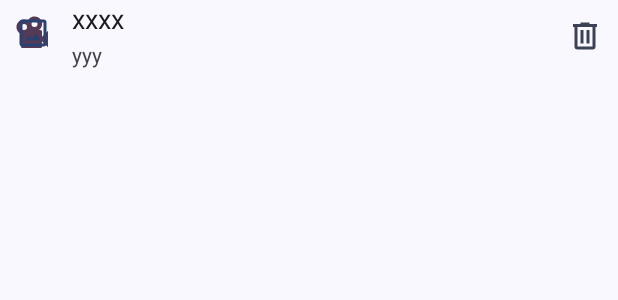
After one commit to toyota-m2k/android-media-editor, an Android app: the layout item_project.xml on its own in the app's theme, with its tools: preview values and no code run, on a phone screen of 412 x 824 dp. The commit adds this screen. Shown: the top 300 px of the screen. Run offline under Robolectric (Android 15) with nearby library versions, the phone set to English and light mode, and no system bars.

Commit message:
feat: move current editing info to Project from LocalData

```diff
--- a/appMediaEditor/build.gradle.kts
+++ b/appMediaEditor/build.gradle.kts
@@ -76,6 +76,7 @@ dependencies {
     implementation(libs.androidx.activity)
     implementation(libs.androidx.constraintlayout)
     implementation(libs.androidx.room.runtime)
+    implementation(libs.androidx.documentfile)
     ksp(libs.androidx.room.compiler)
     implementation(libs.android.dialog)
 
--- /dev/null
+++ b/appMediaEditor/src/main/res/color/color_list_item_background.xml
@@ -0,0 +1,5 @@
+<?xml version="1.0" encoding="utf-8"?>
+<selector xmlns:android="http://schemas.android.com/apk/res/android">
+    <item android:state_selected="true" android:color="?attr/colorPrimaryContainer" />
+    <item android:color="?attr/colorSurface" />
+</selector>
--- /dev/null
+++ b/appMediaEditor/src/main/res/drawable/ic_trash.xml
@@ -0,0 +1,5 @@
+<!-- drawable/filmstrip.xml -->
+<vector xmlns:android="http://schemas.android.com/apk/res/android" android:height="24dp" android:width="24dp"
+    android:viewportWidth="24" android:viewportHeight="24">
+    <path android:fillColor="#000000" android:pathData="M 9 3V 4H 4V 6H 5V 19A 2,2,0,0,0,7,21H 17A 2,2,0,0,0,19,19V 6H 20V 4H 15V 3H 9M 7 6H 17V 19H 7V 6M 9 8V 17H 11V 8H 9M 13 8V 17H 15V 8H 13Z" />
+</vector>
--- /dev/null
+++ b/appMediaEditor/src/main/res/drawable/ic_type_photo.xml
@@ -0,0 +1,3 @@
+<!-- drawable/image.xml --><vector xmlns:android="http://schemas.android.com/apk/res/android"
+    android:height="24dp" android:width="24dp" android:viewportWidth="24" android:viewportHeight="24">
+    <path android:fillColor="#000000" android:pathData="M19,19H5V5H19M19,3H5A2,2 0 0,0 3,5V19A2,2 0 0,0 5,21H19A2,2 0 0,0 21,19V5A2,2 0 0,0 19,3M13.96,12.29L11.21,15.83L9.25,13.47L6.5,17H17.5L13.96,12.29Z" /></vector>
--- /dev/null
+++ b/appMediaEditor/src/main/res/drawable/ic_type_video.xml
@@ -0,0 +1,4 @@
+<!-- drawable/filmstrip.xml -->
+<vector xmlns:android="http://schemas.android.com/apk/res/android" android:height="24dp" android:width="24dp"
+    android:viewportWidth="24" android:viewportHeight="24">
+    <path android:fillColor="#000000" android:pathData="M18,14.5V11A1,1 0 0,0 17,10H16C18.24,8.39 18.76,5.27 17.15,3C15.54,0.78 12.42,0.26 10.17,1.87C9.5,2.35 8.96,3 8.6,3.73C6.25,2.28 3.17,3 1.72,5.37C0.28,7.72 1,10.8 3.36,12.25C3.57,12.37 3.78,12.5 4,12.58V21A1,1 0 0,0 5,22H17A1,1 0 0,0 18,21V17.5L22,21.5V10.5L18,14.5M13,4A2,2 0 0,1 15,6A2,2 0 0,1 13,8A2,2 0 0,1 11,6A2,2 0 0,1 13,4M6,6A2,2 0 0,1 8,8A2,2 0 0,1 6,10A2,2 0 0,1 4,8A2,2 0 0,1 6,6Z" /></vector>
--- /dev/null
+++ b/appMediaEditor/src/main/res/layout/item_project.xml
@@ -0,0 +1,68 @@
+<?xml version="1.0" encoding="utf-8"?>
+<androidx.constraintlayout.widget.ConstraintLayout
+    xmlns:android="http://schemas.android.com/apk/res/android"
+    xmlns:tools="http://schemas.android.com/tools"
+    android:layout_width="match_parent"
+    android:layout_height="wrap_content"
+    android:background="@color/color_list_item_background"
+    xmlns:app="http://schemas.android.com/apk/res-auto">
+    <FrameLayout
+        android:id="@+id/type_icons"
+        android:layout_width="48dp"
+        android:layout_height="48dp"
+        android:padding="10dp"
+        app:layout_constraintStart_toStartOf="parent"
+        app:layout_constraintTop_toTopOf="parent"
+        app:layout_constraintBottom_toBottomOf="parent">
+        <ImageView
+            android:layout_width="wrap_content"
+            android:layout_height="wrap_content"
+            android:importantForAccessibility="no"
+            android:id="@+id/type_video_icon"
+            android:src="@drawable/ic_type_video"
+            app:tint="?attr/colorTertiary"
+            />
+        <ImageView
+            android:layout_width="wrap_content"
+            android:layout_height="wrap_content"
+            android:importantForAccessibility="no"
+            android:id="@+id/type_photo_icon"
+            android:src="@drawable/ic_type_photo"
+            app:tint="?attr/colorPrimary"
+            />
+    </FrameLayout>
+
+    <ImageButton
+        android:id="@+id/trash_button"
+        style="@style/Widget.Material3.Button.IconButton.Filled"
+        android:layout_width="wrap_content"
+        android:layout_height="wrap_content"
+        app:layout_constraintEnd_toEndOf="parent"
+        app:layout_constraintTop_toTopOf="parent"
+        app:layout_constraintBottom_toBottomOf="parent"
+        android:tint="?attr/colorSecondary"
+        android:src="@drawable/ic_trash"
+        />
+
+    <TextView
+        android:id="@+id/name_text"
+        android:layout_width="0dp"
+        android:layout_height="wrap_content"
+        android:textSize="18sp"
+        app:layout_constraintStart_toEndOf="@id/type_icons"
+        app:layout_constraintEnd_toStartOf="@+id/trash_button"
+        app:layout_constraintTop_toTopOf="parent"
+        tools:text="xxxx"
+        android:textColor="?attr/colorOnSurface"
+        />
+    <TextView
+        android:id="@+id/sub_text"
+        android:layout_width="wrap_content"
+        android:layout_height="wrap_content"
+        app:layout_constraintStart_toEndOf="@id/type_icons"
+        app:layout_constraintTop_toBottomOf="@id/name_text"
+        app:layout_constraintBottom_toBottomOf="parent"
+        tools:text="yyy"
+        android:textColor="?attr/colorOnSurfaceVariant"
+        />
+</androidx.constraintlayout.widget.ConstraintLayout>
--- a/appMediaEditor/src/main/res/values/strings.xml
+++ b/appMediaEditor/src/main/res/values/strings.xml
@@ -1,4 +1,5 @@
 <resources>
     <string name="app_name">android-media-editor</string>
     <string name="project_label">Project Name</string>
+    <string name="new_project">New</string>
 </resources>
```
Also changed, not shown: appMediaEditor/src/main/java/io/github/toyota32k/media/editor/LocalData.kt (+4 -4 lines), appMediaEditor/src/main/java/io/github/toyota32k/media/editor/MainActivity.kt (+95 -66 lines), appMediaEditor/src/main/java/io/github/toyota32k/media/editor/dialog/ProjectsManagerDialog.kt (added, +174 -0 lines), appMediaEditor/src/main/java/io/github/toyota32k/media/editor/project/Project.kt (+16 -5 lines), appMediaEditor/src/main/java/io/github/toyota32k/media/editor/project/ProjectDB.kt (+35 -6 lines), appMediaEditor/src/main/res/layout/dialog_projects_manager.xml (added, +14 -0 lines).
